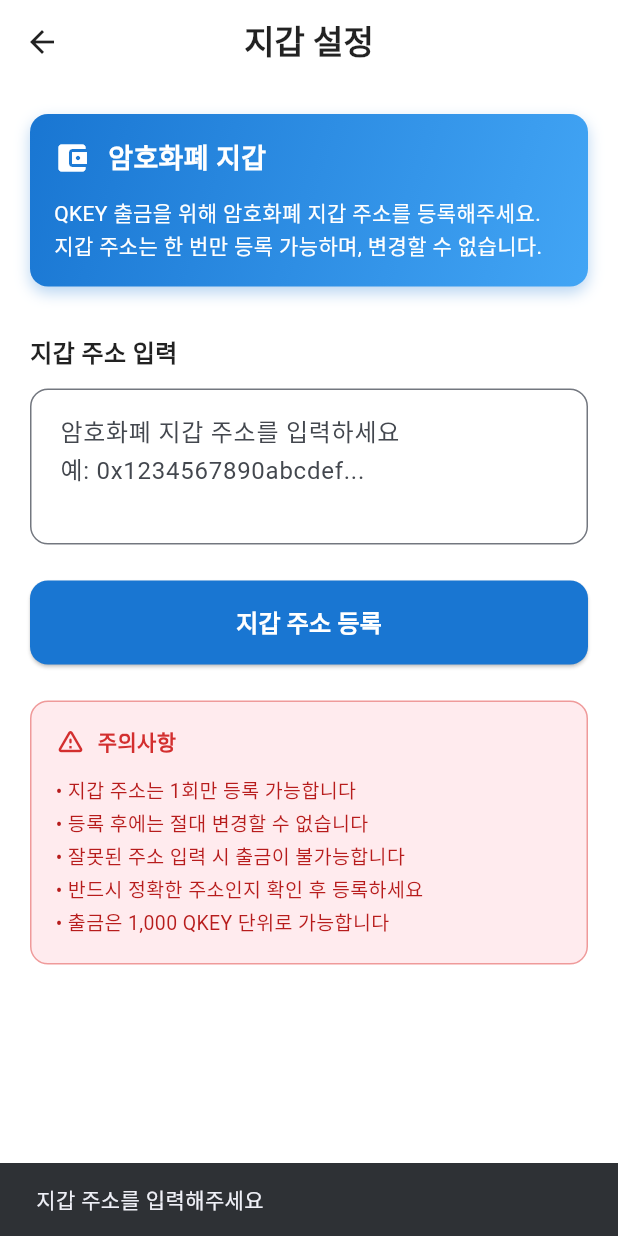
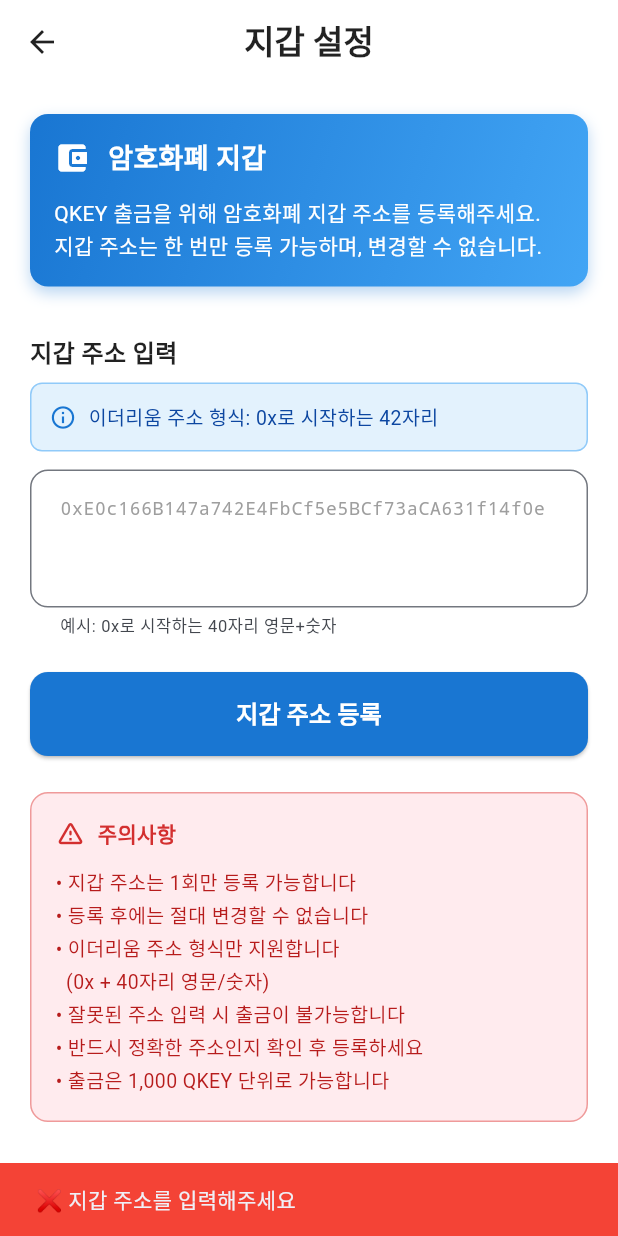
Before and after one commit to Stevewon/qrchat, a Flutter app: the WalletSettingsScreen screen opened directly, after a tap on "지갑 주소 등록", on a phone screen of 412 x 824 dp. Run offline on Flutter 3.47's test engine with Material 3 defaults, Android fonts, the phone set to English and light mode, and no system bars; our stand-ins replace audioplayers, cloud_firestore, file_picker, firebase_auth, firebase_core, firebase_messaging and 9 more; missing offline and left inert: app_badge_plus, dart:html, gal, mobile_scanner, video_thumbnail; accounts and stored records are empty.

Commit message:
fix: 지갑 주소 검증 및 UI 개선 v1.0.41
- 이더리움 주소 형식 검증 추가 (0x + 40자리)
- 정규식으로 주소 형식 체크
- 빈 값 입력 시 명확한 에러 메시지
- 잘못된 형식 입력 시 예시 표시
- 지갑 주소 입력 필드 UI 개선
  - 형식 안내 추가
  - 예시 힌트 개선
  - monospace 폰트 적용
- 확인 다이얼로그에 입력한 주소 표시
- 주의사항에 형식 설명 추가
- 사용자가 정확한 주소를 입력할 수 있도록 개선

```diff
--- a/lib/screens/wallet_settings_screen.dart
+++ b/lib/screens/wallet_settings_screen.dart
@@ -80,21 +80,36 @@
   Future<void> _saveWalletAddress() async {
     final address = _walletController.text.trim();
 
+    // 1. 빈 값 체크
     if (address.isEmpty) {
       ScaffoldMessenger.of(context).showSnackBar(
-        const SnackBar(content: Text('지갑 주소를 입력해주세요')),
+        const SnackBar(
+          content: Text('❌ 지갑 주소를 입력해주세요'),
+          backgroundColor: Colors.red,
+        ),
       );
       return;
     }
 
-    if (address.length < 20) {
+    // 2. 이더리움 주소 형식 검증 (0x로 시작하고 42자)
+    final ethereumAddressRegex = RegExp(r'^0x[a-fA-F0-9]{40}$');
+    if (!ethereumAddressRegex.hasMatch(address)) {
       ScaffoldMessenger.of(context).showSnackBar(
-        const SnackBar(content: Text('올바른 지갑 주소를 입력해주세요')),
+        SnackBar(
+          content: const Text(
+            '❌ 올바른 이더리움 주소 형식이 아닙니다\n\n'
+            '✅ 올바른 형식:\n'
+            '0x로 시작하는 42자리 주소\n'
+            '예: 0xE0c166B147a742E4FbCf5e5BCf73aCA631f14f0e',
+          ),
+          backgroundColor: Colors.red,
+          duration: const Duration(seconds: 4),
+        ),
       );
       return;
     }
 
-    // 경고 다이얼로그 표시
+    // 3. 경고 다이얼로그 표시
     final confirmed = await showDialog<bool>(
       context: context,
       barrierDismissible: false,
@@ -144,8 +159,40 @@
               ),
             ),
             const SizedBox(height: 16),
+            // 입력한 주소 표시
+            Container(
+              padding: const EdgeInsets.all(12),
+              decoration: BoxDecoration(
+                color: Colors.blue.shade50,
+                borderRadius: BorderRadius.circular(8),
+                border: Border.all(color: Colors.blue.shade200),
+              ),
+              child: Column(
+                crossAxisAlignment: CrossAxisAlignment.start,
+                children: [
+                  Text(
+                    '입력한 주소:',
+                    style: TextStyle(
+                      fontSize: 12,
+                      color: Colors.blue.shade700,
+                      fontWeight: FontWeight.bold,
+                    ),
+                  ),
+                  const SizedBox(height: 6),
+                  SelectableText(
+                    address,
+                    style: const TextStyle(
+                      fontSize: 12,
+                      fontFamily: 'monospace',
+                      color: Colors.black87,
+                    ),
+                  ),
+                ],
+              ),
+            ),
+            const SizedBox(height: 16),
             const Text(
-              '입력한 주소가 정확한지 다시 한 번 확인해주세요.',
+              '위 주소가 정확한지 다시 한 번 확인해주세요.',
               style: TextStyle(
                 fontSize: 14,
                 fontWeight: FontWeight.w500,
@@ -430,13 +477,47 @@
                   color: Colors.black87,
                 ),
               ),
+              const SizedBox(height: 8),
+
+              // 형식 안내
+              Container(
+                padding: const EdgeInsets.all(12),
+                decoration: BoxDecoration(
+                  color: Colors.blue.shade50,
+                  borderRadius: BorderRadius.circular(8),
+                  border: Border.all(color: Colors.blue.shade200),
+                ),
+                child: Row(
+                  children: [
+                    Icon(Icons.info_outline, size: 18, color: Colors.blue.shade700),
+                    const SizedBox(width: 8),
+                    Expanded(
+                      child: Text(
+                        '이더리움 주소 형식: 0x로 시작하는 42자리',
+                        style: TextStyle(
+                          fontSize: 13,
+                          color: Colors.blue.shade900,
+                        ),
+                      ),
+                    ),
+                  ],
+                ),
+              ),
               const SizedBox(height: 12),
 
               TextField(
                 controller: _walletController,
                 maxLines: 3,
+                keyboardType: TextInputType.text,
                 decoration: InputDecoration(
-                  hintText: '암호화폐 지갑 주소를 입력하세요\n예: 0x1234567890abcdef...',
+                  hintText: '0xE0c166B147a742E4FbCf5e5BCf73aCA631f14f0e',
+                  hintStyle: const TextStyle(
+                    fontSize: 12,
+                    fontFamily: 'monospace',
+                    color: Colors.grey,
+                  ),
+                  helperText: '예시: 0x로 시작하는 40자리 영문+숫자',
+                  helperStyle: const TextStyle(fontSize: 11),
                   border: OutlineInputBorder(
                     borderRadius: BorderRadius.circular(12),
                   ),
@@ -444,7 +525,15 @@
                     borderRadius: BorderRadius.circular(12),
                     borderSide: const BorderSide(color: Color(0xFF1976D2), width: 2),
                   ),
+                  errorBorder: OutlineInputBorder(
+                    borderRadius: BorderRadius.circular(12),
+                    borderSide: const BorderSide(color: Colors.red, width: 2),
+                  ),
                   contentPadding: const EdgeInsets.all(16),
+                ),
+                style: const TextStyle(
+                  fontFamily: 'monospace',
+                  fontSize: 13,
                 ),
               ),
 
@@ -504,6 +593,8 @@
                     Text(
                       '• 지갑 주소는 1회만 등록 가능합니다\n'
                       '• 등록 후에는 절대 변경할 수 없습니다\n'
+                      '• 이더리움 주소 형식만 지원합니다\n'
+                      '  (0x + 40자리 영문/숫자)\n'
                       '• 잘못된 주소 입력 시 출금이 불가능합니다\n'
                       '• 반드시 정확한 주소인지 확인 후 등록하세요\n'
                       '• 출금은 1,000 QKEY 단위로 가능합니다',
--- a/pubspec.yaml
+++ b/pubspec.yaml
@@ -2,7 +2,7 @@
 description: "QRChat - Add Message Delete Feature v1.0.23"
 publish_to: 'none'
 
-version: 1.0.40+140
+version: 1.0.41+141
 
 environment:
   sdk: ^3.9.2
```
Also changed, not shown: 1 other file.
